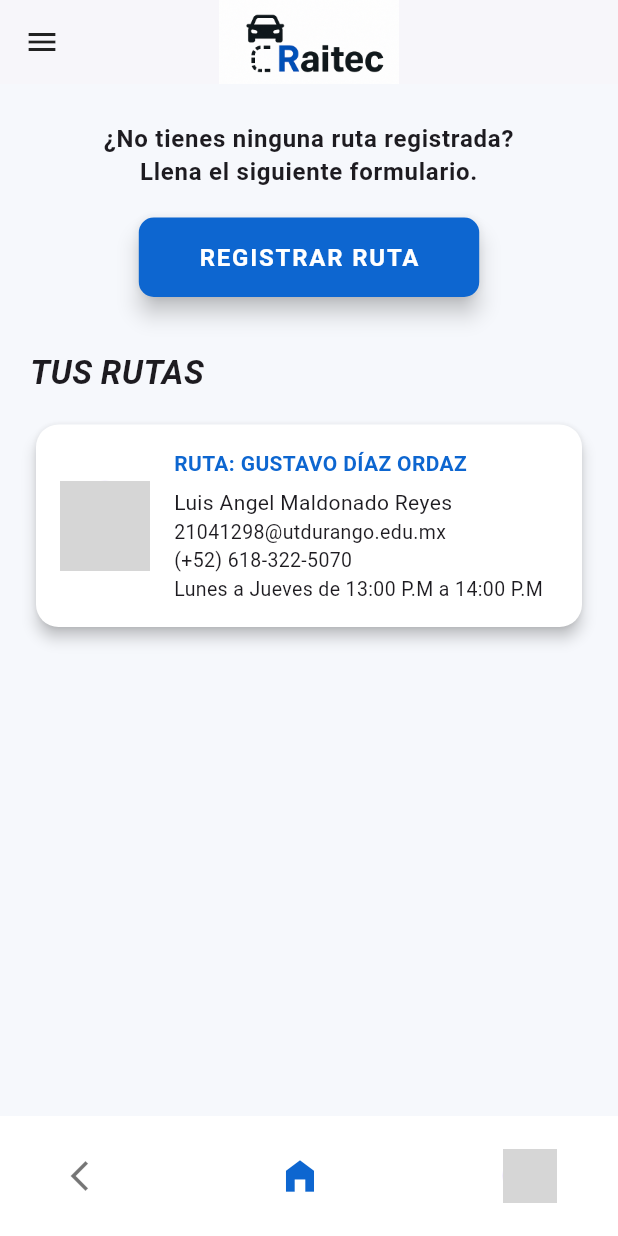
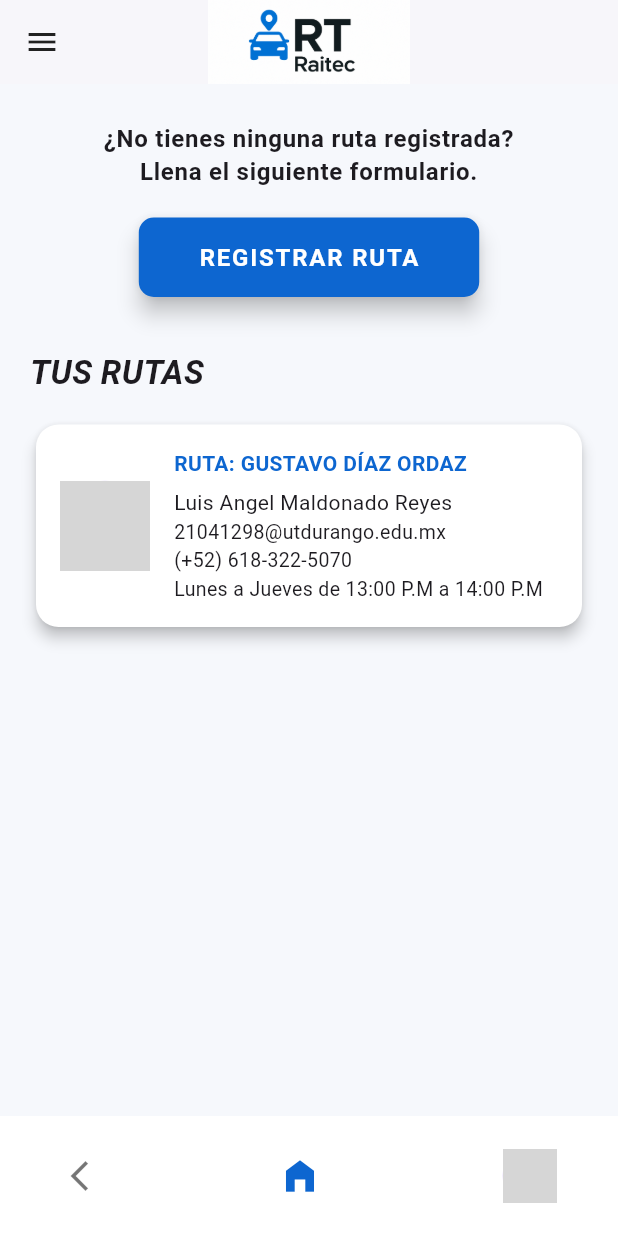
Before and after one commit to Git-Nef/raitec, a Flutter app: the MisRutas screen opened directly, on a phone screen of 412 x 824 dp. Run offline on Flutter 3.47's test engine with Material 3 defaults, Android fonts, the phone set to English and light mode, and no system bars; network calls fail; grey boxes are pictures that could not be loaded.

Commit message:
agregar mas imagenes

```diff
--- a/lib/pages/InfoUsuario.dart
+++ b/lib/pages/InfoUsuario.dart
@@ -35,7 +35,7 @@ class InfoUsuario extends StatelessWidget {
             // Logo
             Center(
               child: Image.network(
-                'https://upload.wikimedia.org/wikipedia/commons/4/44/RAITEC_logo.png',
+                'assets/logoAppbar.png',
                 height: 90,
               ),
             ),
--- a/lib/pages/misrutas.dart
+++ b/lib/pages/misrutas.dart
@@ -15,8 +15,8 @@ class MisRutas extends StatelessWidget {
         elevation: 1,
         centerTitle: true,
         title: Image.asset(
-          'assets/logoAppbar.png',
-          height: 120,
+          'assets/LogoPantallas.png',
+          height: 90,
         ),
         iconTheme: const IconThemeData(color: Colors.black87),
       ),
```
